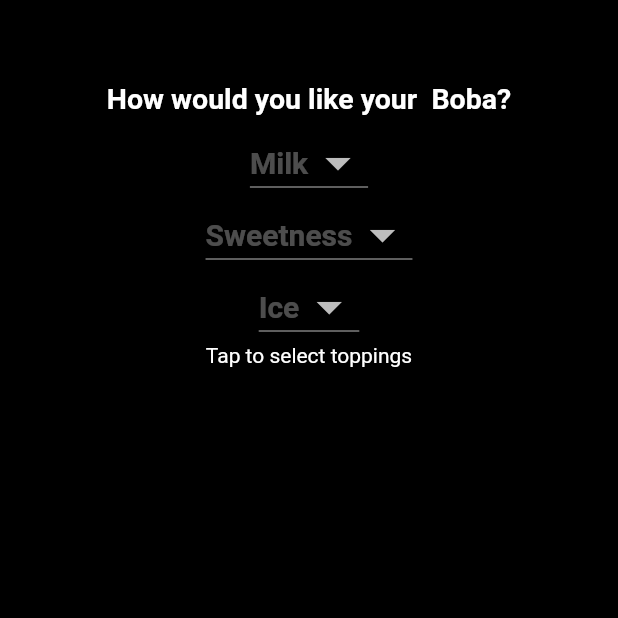
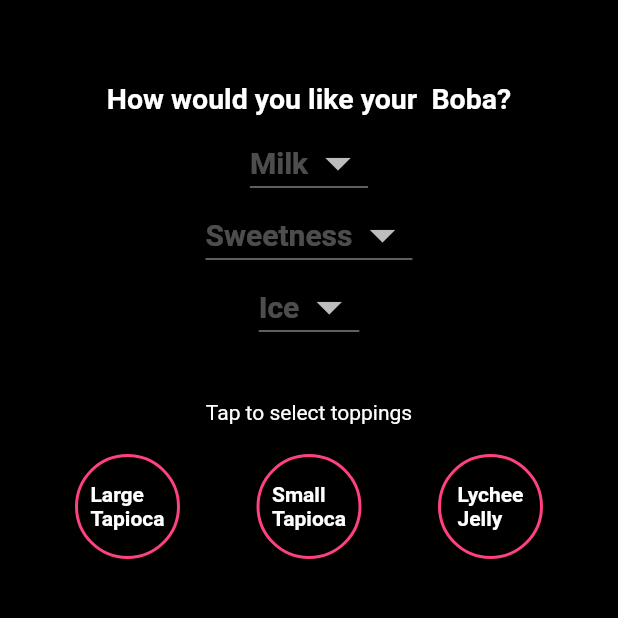
Before and after one commit to carlandrian/BobaMe, a Flutter app: the ProductAddScreen screen opened directly with empty values, on a phone screen of 412 x 824 dp, the part 56-674 px from its top. Run offline on Flutter 3.47's test engine with Material 2 defaults, Android fonts, the phone set to English and light mode, and no system bars; our stand-ins replace cloud_firestore, firebase_auth, firebase_storage, font_awesome_flutter; accounts and stored records are empty.

Commit message:
Created placeholder code for toppings custom radio buttons

```diff
--- a/lib/ui/product_add_screen.dart
+++ b/lib/ui/product_add_screen.dart
@@ -196,18 +196,26 @@ class _ProductAddScreenState extends State<ProductAddScreen> {
                     }
                 ),
 
-            Text(
-              "Tap to select toppings",
-              style: TextStyle(
-                color: Colors.white,
+            Padding(
+              padding: const EdgeInsets.only(top: 38.0),
+              child: Text(
+                "Tap to select toppings",
+                style: TextStyle(
+                  color: Colors.white,
+                ),
               ),
             ),
             // Toppings radio buttons here
-            Row(
-              children: <Widget>[
-//                CustomRadioItem(),
-//                CustomRadioItem(),
-              ],
+            Padding(
+              padding: const EdgeInsets.only(right: 50.0, left: 50.0, top: 20),
+              child: Row(
+                mainAxisAlignment: MainAxisAlignment.spaceBetween,
+                children: <Widget>[
+                  CustomRadioItem(buttonLabel: "Large Tapioca"),
+                  CustomRadioItem(buttonLabel: "Small Tapioca"),
+                  CustomRadioItem(buttonLabel: "Lychee Jelly"),
+                ],
+              ),
             )
             ],
           ),
@@ -217,29 +225,31 @@ class _ProductAddScreenState extends State<ProductAddScreen> {
   }
 }
 
-//class CustomRadioItem extends StatelessWidget {
+//class CustomRadioItem extends StatefulWidget {
+//  @override
+//  _CustomRadioItemState createState() => _CustomRadioItemState();
+//}
+//
+//class _CustomRadioItemState extends State<CustomRadioItem> {
 //  @override
 //  Widget build(BuildContext context) {
-//    return Center(
-//      child: Container(
-//        child: Stack(
+//    return Container(
+//      child: Stack(
 //          alignment: AlignmentDirectional.center,
-//          fit: StackFit.expand,
 //          children: <Widget>[
 //            Container(
-//              height: 50,
-//              width: 50,
+//              height: 70,
+//              width: 70,
 //              child: Center(
 //                child: Text(
-//                  "Larg\nTapioca",
+//                  "Large\nTapioca",
 //                  style: TextStyle(
-//                    color: Colors.pinkAccent,
+//                    color: Colors.white,
 //                  ),
 //                ),
 //              ),
 //              decoration: BoxDecoration(
 //              borderRadius: BorderRadius.circular(50),
-//                color: Colors.pinkAccent,
 //                border: Border.all(
 //                  color: Colors.pinkAccent,
 //                  width: 2,
@@ -247,9 +257,50 @@ class _ProductAddScreenState extends State<ProductAddScreen> {
 //                )
 //              ),
 //            )
-//          ],
-//        ),
+//          ]
 //      ),
 //    );
 //  }
 //}
+
+
+class CustomRadioItem extends StatelessWidget {
+  final String buttonLabel;
+
+  const CustomRadioItem({Key key, this.buttonLabel}) : super(key: key);
+
+  @override
+  Widget build(BuildContext context) {
+    return Center(
+      child: Container(
+        child: Stack(
+          alignment: AlignmentDirectional.center,
+//          fit: StackFit.expand,  // this will cause an error during run
+          children: <Widget>[
+            Container(
+              height: 70,
+              width: 70,
+              child: Center(
+                child: Text(
+                  "${buttonLabel.split(" ").elementAt(0)}\n${buttonLabel.split(" ").elementAt(1)}",
+                  style: TextStyle(
+                    fontWeight: FontWeight.bold,
+                    color: Colors.white,
+                  ),
+                ),
+              ),
+              decoration: BoxDecoration(
+              borderRadius: BorderRadius.circular(50),
+                border: Border.all(
+                  color: Colors.pinkAccent,
+                  width: 2,
+                  style: BorderStyle.solid,
+                )
+              ),
+            )
+          ],
+        ),
+      ),
+    );
+  }
+}
```
